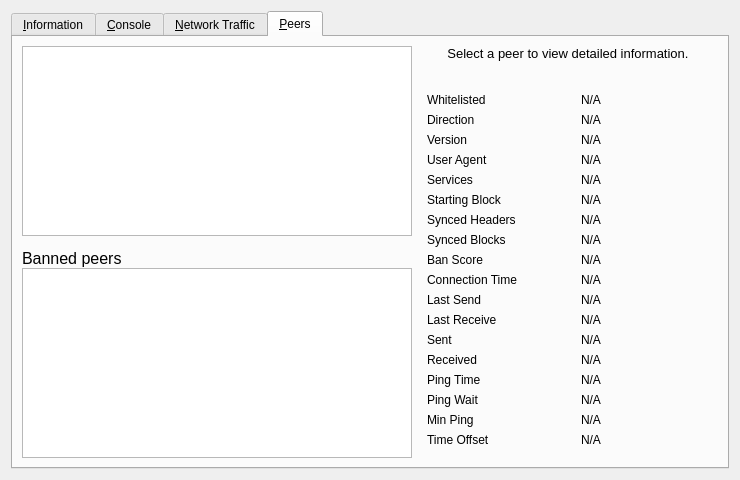
Old version of the form src/qt/forms/debugwindow.ui in the repository CodeAssureLabs/bitcoin-2018.
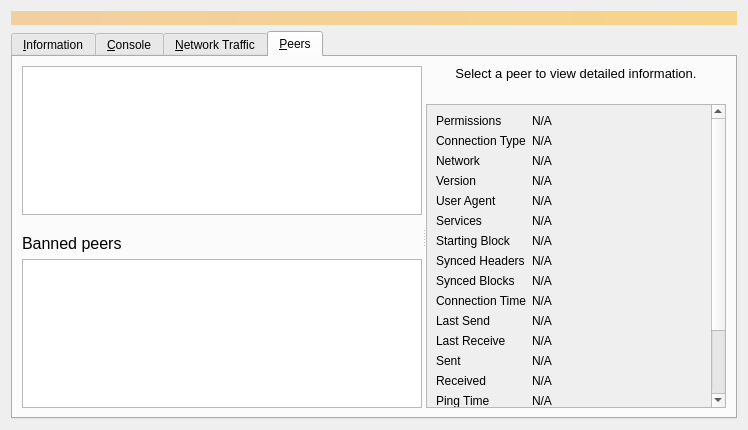
New version of the form. The open tabs and pages were chosen to show the change. Icons and pictures are not drawn. Custom widgets are drawn as their Qt base class.

The edit to the form file:
```diff
--- a/src/qt/forms/debugwindow.ui
+++ b/src/qt/forms/debugwindow.ui
@@ -14,6 +14,25 @@
    <string>Debug window</string>
   </property>
   <layout class="QVBoxLayout" name="verticalLayout_2">
+   <item>
+    <widget class="QLabel" name="label_alerts">
+     <property name="visible">
+      <bool>false</bool>
+     </property>
+     <property name="styleSheet">
+      <string notr="true">QLabel { background-color: qlineargradient(x1: 0, y1: 0, x2: 1, y2: 0, stop:0 #F0D0A0, stop:1 #F8D488); color:#000000; }</string>
+     </property>
+     <property name="wordWrap">
+      <bool>true</bool>
+     </property>
+     <property name="margin">
+      <number>3</number>
+     </property>
+     <property name="textInteractionFlags">
+      <set>Qt::TextSelectableByMouse</set>
+     </property>
+    </widget>
+   </item>
    <item>
     <widget class="QTabWidget" name="tabWidget">
      <property name="currentIndex">
@@ -864,17 +883,31 @@
       <attribute name="title">
        <string>&amp;Peers</string>
       </attribute>
-      <layout class="QGridLayout" name="gridLayout_2">
-       <item row="0" column="0" rowspan="2">
-        <layout class="QVBoxLayout" name="verticalLayout_101">
-         <property name="spacing">
-          <number>0</number>
+      <layout class="QVBoxLayout" name="verticalLayout_6">
+       <item>
+        <widget class="QSplitter" name="splitter">
+         <property name="orientation">
+          <enum>Qt::Horizontal</enum>
          </property>
+         <property name="childrenCollapsible">
+          <bool>false</bool>
+         </property>
+         <widget class="QWidget" name="widget_1" native="true">
+          <property name="sizePolicy">
+           <sizepolicy hsizetype="MinimumExpanding" vsizetype="Preferred">
+            <horstretch>1</horstretch>
+            <verstretch>0</verstretch>
+           </sizepolicy>
+          </property>
+          <property name="minimumSize">
+           <size>
+            <width>400</width>
+            <height>0</height>
+           </size>
+          </property>
+          <layout class="QVBoxLayout" name="verticalLayout_7">
          <item>
           <widget class="QTableView" name="peerWidget">
-           <property name="horizontalScrollBarPolicy">
-            <enum>Qt::ScrollBarAsNeeded</enum>
-           </property>
            <property name="tabKeyNavigation">
             <bool>false</bool>
            </property>
@@ -896,7 +929,7 @@
            </property>
            <property name="minimumSize">
             <size>
-             <width>300</width>
+               <width>0</width>
              <height>32</height>
             </size>
            </property>
@@ -930,15 +963,6 @@
          </item>
          <item>
           <widget class="QTableView" name="banlistWidget">
-           <property name="sizePolicy">
-            <sizepolicy hsizetype="Expanding" vsizetype="Expanding">
-             <horstretch>0</horstretch>
-             <verstretch>0</verstretch>
-            </sizepolicy>
-           </property>
-           <property name="horizontalScrollBarPolicy">
-            <enum>Qt::ScrollBarAsNeeded</enum>
-           </property>
            <property name="tabKeyNavigation">
             <bool>false</bool>
            </property>
@@ -951,8 +975,22 @@
           </widget>
          </item>
         </layout>
-       </item>
-       <item row="0" column="1">
+         </widget>
+         <widget class="QWidget" name="widget_2" native="true">
+          <property name="sizePolicy">
+           <sizepolicy hsizetype="Minimum" vsizetype="Preferred">
+            <horstretch>0</horstretch>
+            <verstretch>0</verstretch>
+           </sizepolicy>
+          </property>
+          <property name="minimumSize">
+           <size>
+            <width>300</width>
+            <height>0</height>
+           </size>
+          </property>
+          <layout class="QVBoxLayout" name="verticalLayout_8">
+           <item>
         <widget class="QLabel" name="peerHeading">
          <property name="sizePolicy">
           <sizepolicy hsizetype="Preferred" vsizetype="Minimum">
@@ -962,7 +1000,7 @@
          </property>
          <property name="minimumSize">
           <size>
-           <width>300</width>
+               <width>0</width>
            <height>32</height>
           </size>
          </property>
@@ -988,24 +1026,30 @@
          </property>
         </widget>
        </item>
-       <item row="1" column="1">
-        <widget class="QWidget" name="detailWidget" native="true">
-         <property name="minimumSize">
-          <size>
+           <item>
+            <widget class="QScrollArea" name="scrollArea">
+             <property name="widgetResizable">
+              <bool>true</bool>
+             </property>
+             <widget class="QWidget" name="detailWidget">
+              <property name="geometry">
+               <rect>
+                <x>0</x>
+                <y>0</y>
            <width>300</width>
-           <height>0</height>
-          </size>
-         </property>
-         <layout class="QGridLayout" name="gridLayout_3">
+                <height>426</height>
+               </rect>
+              </property>
+              <layout class="QGridLayout" name="gridLayout_2" columnstretch="0,1">
           <item row="0" column="0">
            <widget class="QLabel" name="label_30">
             <property name="text">
-             <string>Whitelisted</string>
+                  <string>Permissions</string>
             </property>
            </widget>
           </item>
-          <item row="0" column="2">
-           <widget class="QLabel" name="peerWhitelisted">
+               <item row="0" column="1">
+                <widget class="QLabel" name="peerPermissions">
             <property name="cursor">
              <cursorShape>IBeamCursor</cursorShape>
             </property>
@@ -1021,14 +1065,17 @@
            </widget>
           </item>
           <item row="1" column="0">
-           <widget class="QLabel" name="label_23">
+                <widget class="QLabel" name="peerConnectionTypeLabel">
+                 <property name="toolTip">
+                   <string>The type of peer connection: %1</string>
+                 </property>
             <property name="text">
-             <string>Direction</string>
+                  <string>Connection Type</string>
             </property>
            </widget>
           </item>
-          <item row="1" column="2">
-           <widget class="QLabel" name="peerDirection">
+               <item row="1" column="1">
+                <widget class="QLabel" name="peerConnectionType">
             <property name="cursor">
              <cursorShape>IBeamCursor</cursorShape>
             </property>
@@ -1044,13 +1091,39 @@
            </widget>
           </item>
           <item row="2" column="0">
+                <widget class="QLabel" name="peerNetworkLabel">
+                 <property name="toolTip">
+                  <string>The network protocol this peer is connected through: IPv4, IPv6, Onion, I2P, or CJDNS.</string>
+                 </property>
+                 <property name="text">
+                  <string>Network</string>
+                 </property>
+                </widget>
+               </item>
+               <item row="2" column="1">
+                <widget class="QLabel" name="peerNetwork">
+                 <property name="cursor">
+                  <cursorShape>IBeamCursor</cursorShape>
+                 </property>
+                 <property name="text">
+                  <string>N/A</string>
+                 </property>
+                 <property name="textFormat">
+                  <enum>Qt::PlainText</enum>
+                 </property>
+                 <property name="textInteractionFlags">
+                  <set>Qt::LinksAccessibleByMouse|Qt::TextSelectableByKeyboard|Qt::TextSelectableByMouse</set>
+                 </property>
+                </widget>
+               </item>
+               <item row="3" column="0">
            <widget class="QLabel" name="label_21">
             <property name="text">
              <string>Version</string>
             </property>
            </widget>
           </item>
-          <item row="2" column="2">
+               <item row="3" column="1">
            <widget class="QLabel" name="peerVersion">
             <property name="cursor">
              <cursorShape>IBeamCursor</cursorShape>
@@ -1066,14 +1139,14 @@
             </property>
            </widget>
           </item>
-          <item row="3" column="0">
+               <item row="4" column="0">
            <widget class="QLabel" name="label_28">
             <property name="text">
              <string>User Agent</string>
             </property>
            </widget>
           </item>
-          <item row="3" column="2">
+               <item row="4" column="1">
            <widget class="QLabel" name="peerSubversion">
             <property name="cursor">
              <cursorShape>IBeamCursor</cursorShape>
@@ -1089,14 +1162,14 @@
             </property>
            </widget>
           </item>
-          <item row="4" column="0">
+               <item row="5" column="0">
            <widget class="QLabel" name="label_4">
             <property name="text">
              <string>Services</string>
             </property>
            </widget>
           </item>
-          <item row="4" column="2">
+               <item row="5" column="1">
            <widget class="QLabel" name="peerServices">
             <property name="cursor">
              <cursorShape>IBeamCursor</cursorShape>
@@ -1112,14 +1185,14 @@
             </property>
            </widget>
           </item>
-          <item row="5" column="0">
+               <item row="6" column="0">
            <widget class="QLabel" name="label_29">
             <property name="text">
              <string>Starting Block</string>
             </property>
            </widget>
           </item>
-          <item row="5" column="2">
+               <item row="6" column="1">
            <widget class="QLabel" name="peerHeight">
             <property name="cursor">
              <cursorShape>IBeamCursor</cursorShape>
@@ -1135,14 +1208,14 @@
             </property>
            </widget>
           </item>
-          <item row="6" column="0">
+               <item row="7" column="0">
            <widget class="QLabel" name="label_27">
             <property name="text">
              <string>Synced Headers</string>
             </property>
            </widget>
           </item>
-          <item row="6" column="2">
+               <item row="7" column="1">
            <widget class="QLabel" name="peerSyncHeight">
             <property name="cursor">
              <cursorShape>IBeamCursor</cursorShape>
@@ -1158,14 +1231,14 @@
             </property>
            </widget>
           </item>
-          <item row="7" column="0">
+               <item row="8" column="0">
            <widget class="QLabel" name="label_25">
             <property name="text">
              <string>Synced Blocks</string>
             </property>
            </widget>
           </item>
-          <item row="7" column="2">
+               <item row="8" column="1">
            <widget class="QLabel" name="peerCommonHeight">
             <property name="cursor">
              <cursorShape>IBeamCursor</cursorShape>
@@ -1181,29 +1254,6 @@
             </property>
            </widget>
           </item>
-          <item row="8" column="0">
-           <widget class="QLabel" name="label_24">
-            <property name="text">
-             <string>Ban Score</string>
-            </property>
-           </widget>
-          </item>
-          <item row="8" column="2">
-           <widget class="QLabel" name="peerBanScore">
-            <property name="cursor">
-             <cursorShape>IBeamCursor</cursorShape>
-            </property>
-            <property name="text">
-             <string>N/A</string>
-            </property>
-            <property name="textFormat">
-             <enum>Qt::PlainText</enum>
-            </property>
-            <property name="textInteractionFlags">
-             <set>Qt::LinksAccessibleByMouse|Qt::TextSelectableByKeyboard|Qt::TextSelectableByMouse</set>
-            </property>
-           </widget>
-          </item>
           <item row="9" column="0">
            <widget class="QLabel" name="label_22">
             <property name="text">
@@ -1211,7 +1261,7 @@
             </property>
            </widget>
           </item>
-          <item row="9" column="2">
+               <item row="9" column="1">
            <widget class="QLabel" name="peerConnTime">
             <property name="cursor">
              <cursorShape>IBeamCursor</cursorShape>
@@ -1234,7 +1284,7 @@
             </property>
            </widget>
           </item>
-          <item row="10" column="2">
+               <item row="10" column="1">
            <widget class="QLabel" name="peerLastSend">
             <property name="cursor">
              <cursorShape>IBeamCursor</cursorShape>
@@ -1257,7 +1307,7 @@
             </property>
            </widget>
           </item>
-          <item row="11" column="2">
+               <item row="11" column="1">
            <widget class="QLabel" name="peerLastRecv">
             <property name="cursor">
              <cursorShape>IBeamCursor</cursorShape>
@@ -1280,7 +1330,7 @@
             </property>
            </widget>
           </item>
-          <item row="12" column="2">
+               <item row="12" column="1">
            <widget class="QLabel" name="peerBytesSent">
             <property name="cursor">
              <cursorShape>IBeamCursor</cursorShape>
@@ -1303,7 +1353,7 @@
             </property>
            </widget>
           </item>
-          <item row="13" column="2">
+               <item row="13" column="1">
            <widget class="QLabel" name="peerBytesRecv">
             <property name="cursor">
              <cursorShape>IBeamCursor</cursorShape>
@@ -1326,7 +1376,7 @@
             </property>
            </widget>
           </item>
-          <item row="14" column="2">
+               <item row="14" column="1">
            <widget class="QLabel" name="peerPingTime">
             <property name="cursor">
              <cursorShape>IBeamCursor</cursorShape>
@@ -1352,7 +1402,7 @@
             </property>
            </widget>
           </item>
-          <item row="15" column="2">
+               <item row="15" column="1">
            <widget class="QLabel" name="peerPingWait">
             <property name="cursor">
              <cursorShape>IBeamCursor</cursorShape>
@@ -1375,7 +1425,7 @@
             </property>
            </widget>
           </item>
-          <item row="16" column="2">
+               <item row="16" column="1">
            <widget class="QLabel" name="peerMinPing">
             <property name="cursor">
              <cursorShape>IBeamCursor</cursorShape>
@@ -1398,7 +1448,7 @@
             </property>
            </widget>
           </item>
-          <item row="17" column="2">
+               <item row="17" column="1">
            <widget class="QLabel" name="timeoffset">
             <property name="cursor">
              <cursorShape>IBeamCursor</cursorShape>
@@ -1415,6 +1465,22 @@
            </widget>
           </item>
           <item row="18" column="1">
+                <widget class="QLabel" name="peerMappedAS">
+                 <property name="cursor">
+                  <cursorShape>IBeamCursor</cursorShape>
+                 </property>
+                 <property name="text">
+                  <string>N/A</string>
+                 </property>
+                 <property name="textFormat">
+                  <enum>Qt::PlainText</enum>
+                 </property>
+                 <property name="textInteractionFlags">
+                  <set>Qt::LinksAccessibleByMouse|Qt::TextSelectableByKeyboard|Qt::TextSelectableByMouse</set>
+                 </property>
+                </widget>
+               </item>
+               <item row="19" column="0">
            <spacer name="verticalSpacer_3">
             <property name="orientation">
              <enum>Qt::Vertical</enum>
@@ -1428,6 +1494,11 @@
            </spacer>
           </item>
          </layout>
+             </widget>
+            </widget>
+           </item>
+          </layout>
+         </widget>
         </widget>
        </item>
       </layout>
```
Left out of the diff: 86 changed lines with no effect on the pictures. Lines whose indentation alone changed are shown as unchanged.
